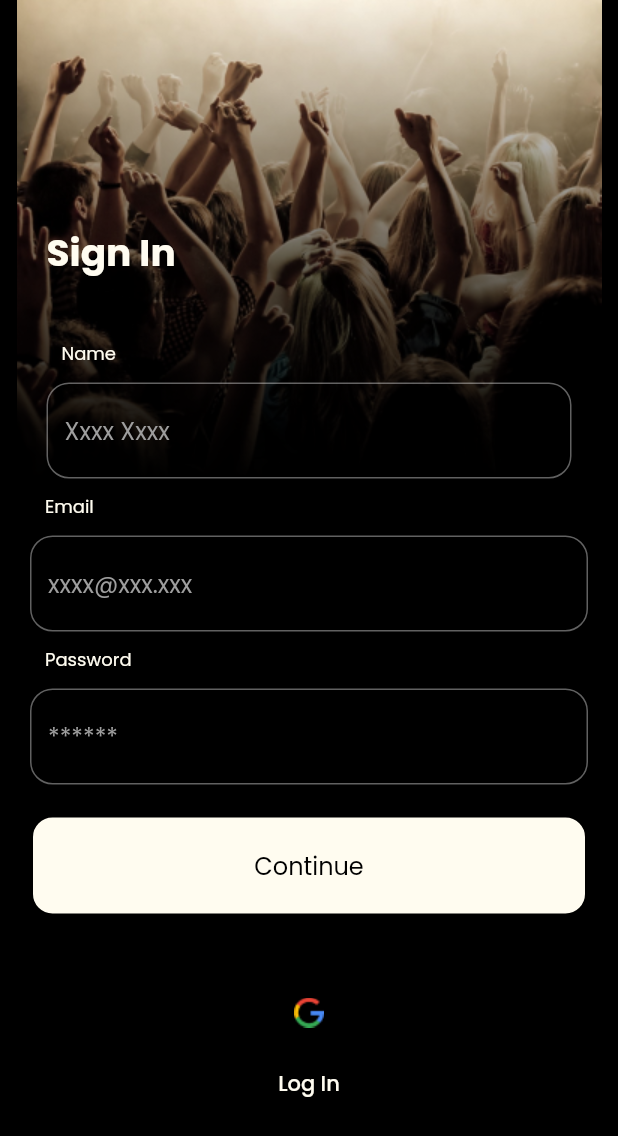
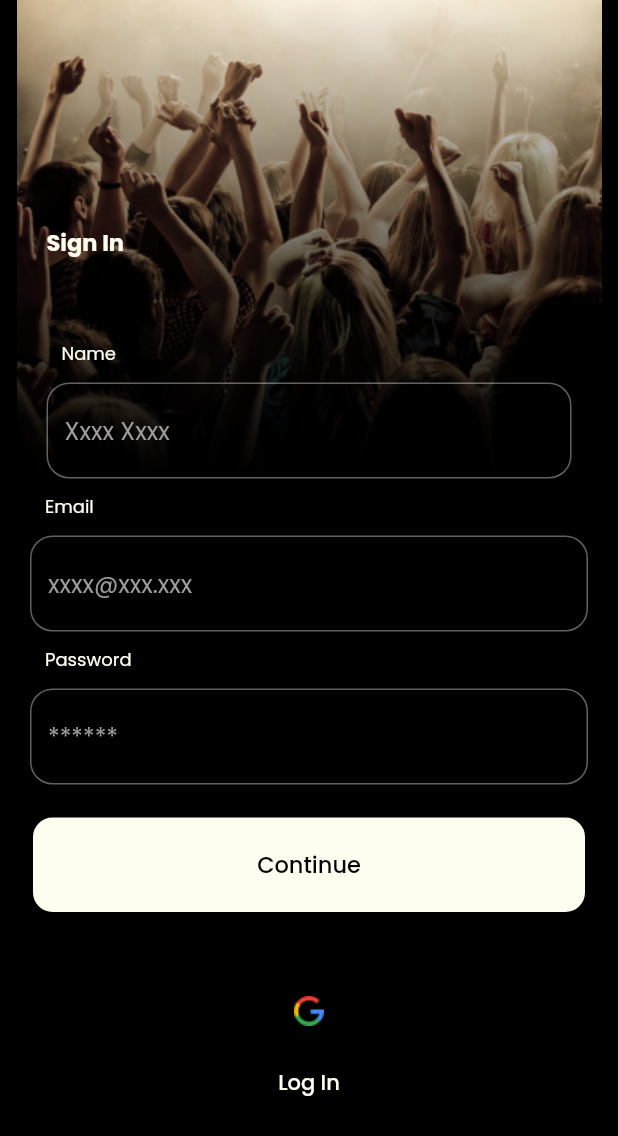
Before and after one commit to aysekayabay/activist_app, a Flutter app: the screen it shows after launch, on a phone screen of 412 x 824 dp. Shown: the top 1136 px of the screen. Run offline on Flutter 3.47's test engine with Material 2 defaults, Android fonts, the phone set to English and light mode, and no system bars; our stand-ins replace cloud_firestore, firebase_auth, firebase_core, flutter_map, flutter_mobx, geocoding and 4 more; missing offline and left inert: flutter_facebook_auth; accounts and stored records are empty; generated files the repository leaves out were written again.

Commit message:
theme fixed

```diff
--- a/lib/core/init/theme/app_theme.dart
+++ b/lib/core/init/theme/app_theme.dart
@@ -10,46 +10,22 @@ class AppThemeDark {
       textSelectionTheme: TextSelectionThemeData(selectionColor: Colors.red),
       colorScheme: appColorSheme(),
       scaffoldBackgroundColor: Colors.black,
-      snackBarTheme:
-          SnackBarThemeData(backgroundColor: Colors.deepOrangeAccent),
+      snackBarTheme: SnackBarThemeData(backgroundColor: Colors.deepOrangeAccent),
       textTheme: appTextTheme(),
-      appBarTheme: appBarTheme()
-          .appBarTheme
-          .copyWith(iconTheme: IconThemeData(color: AppColors.vanillaShake)),
+      appBarTheme: appBarTheme().appBarTheme.copyWith(iconTheme: IconThemeData(color: AppColors.vanillaShake)),
       inputDecorationTheme: appInputDecorationTheme());
 
   TextTheme appTextTheme() {
     return TextTheme(
-      headline1: GoogleFonts.poppins(
-          fontSize: 55.0, fontWeight: FontWeight.w700, color: AppColors.white),
-      headline2: GoogleFonts.poppins(
-          fontSize: 25.0, fontWeight: FontWeight.w700, color: AppColors.black),
-      headline3: GoogleFonts.poppins(
-          fontSize: 35.0,
-          fontWeight: FontWeight.w700,
-          color: AppColors.vanillaShake),
-      headline4: GoogleFonts.poppins(
-          fontSize: 50.0,
-          fontWeight: FontWeight.w700,
-          color: AppColors.vanillaShake),
-      headline5: GoogleFonts.poppins(
-          fontSize: 15.0,
-          fontWeight: FontWeight.w700,
-          color: AppColors.vanillaShake),
-      bodyText1: GoogleFonts.poppins(
-          fontSize: 20.0,
-          fontWeight: FontWeight.w700,
-          color: AppColors.darkGrey),
-      bodyText2: GoogleFonts.poppins(
-          fontSize: 16.0, fontWeight: FontWeight.w400, color: AppColors.black),
-      bodySmall: GoogleFonts.poppins(
-          fontSize: 15.0,
-          fontWeight: FontWeight.w700,
-          color: AppColors.vanillaShake),
-      bodyMedium: GoogleFonts.poppins(
-          fontSize: 15.0,
-          fontWeight: FontWeight.w500,
-          color: AppColors.vanillaShake),
+      headlineLarge: GoogleFonts.poppins(fontSize: 55.0, fontWeight: FontWeight.w700, color: AppColors.white),
+      headlineMedium: GoogleFonts.poppins(fontSize: 25.0, fontWeight: FontWeight.w700, color: AppColors.black),
+      headlineSmall: GoogleFonts.poppins(fontSize: 35.0, fontWeight: FontWeight.w700, color: AppColors.vanillaShake),
+      displayLarge: GoogleFonts.poppins(fontSize: 50.0, fontWeight: FontWeight.w700, color: AppColors.vanillaShake),
+      displayMedium: GoogleFonts.poppins(fontSize: 15.0, fontWeight: FontWeight.w700, color: AppColors.vanillaShake),
+      displaySmall: GoogleFonts.poppins(fontSize: 20.0, fontWeight: FontWeight.w700, color: AppColors.darkGrey),
+      bodyLarge: GoogleFonts.poppins(fontSize: 16.0, fontWeight: FontWeight.w400, color: AppColors.black),
+      bodySmall: GoogleFonts.poppins(fontSize: 15.0, fontWeight: FontWeight.w700, color: AppColors.vanillaShake),
+      bodyMedium: GoogleFonts.poppins(fontSize: 15.0, fontWeight: FontWeight.w500, color: AppColors.vanillaShake),
     );
   }
 
@@ -59,9 +35,7 @@ class AppThemeDark {
     return InputDecorationTheme(
       focusColor: AppColors.vanillaShake,
       hintStyle: TextStyle(color: Colors.grey),
-      border: OutlineInputBorder(
-          borderSide: BorderSide(width: 10, color: AppColors.vanillaShake),
-          borderRadius: BorderRadius.all(Radius.circular(15))),
+      border: OutlineInputBorder(borderSide: BorderSide(width: 10, color: AppColors.vanillaShake), borderRadius: BorderRadius.all(Radius.circular(15))),
     );
   }
 
```
